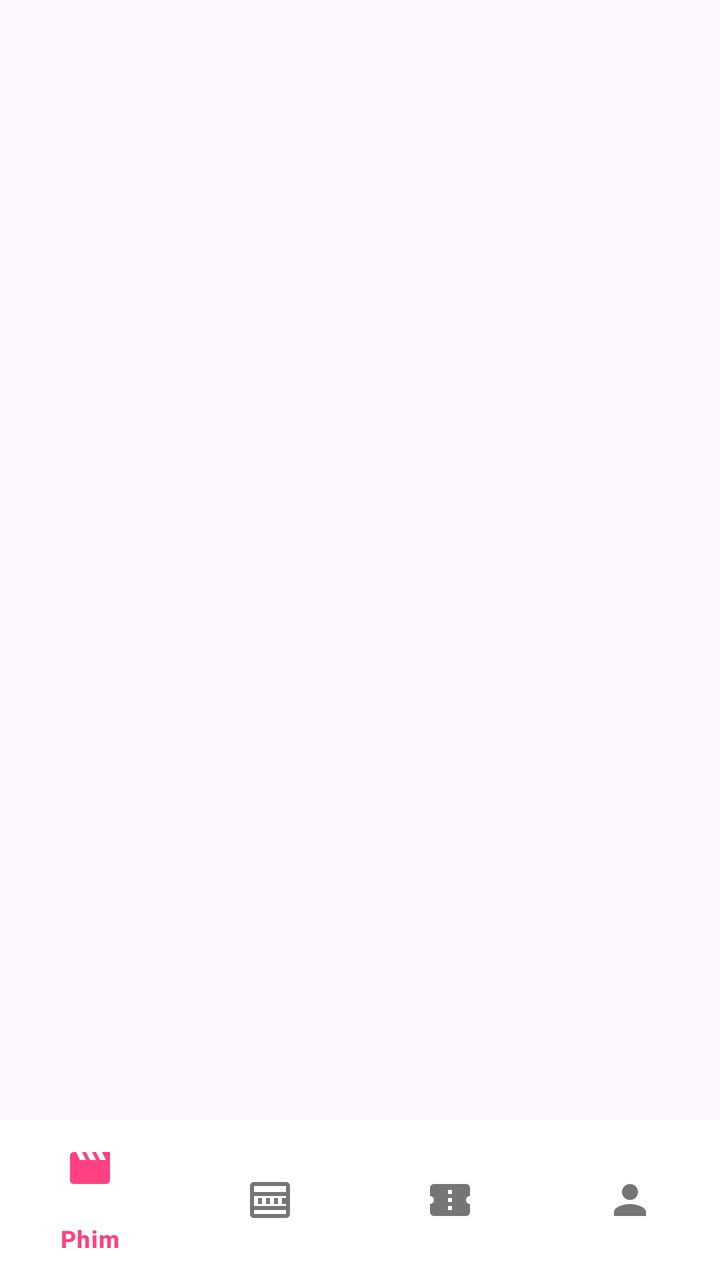
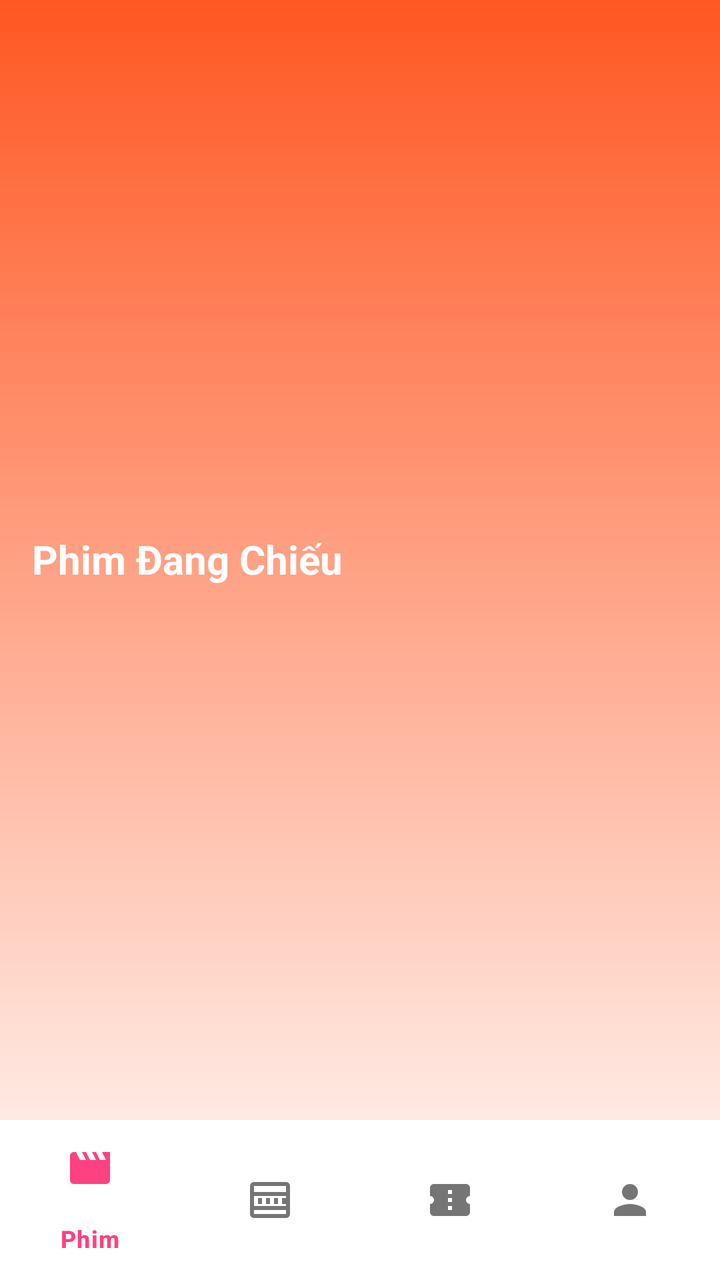

Compare the two renders of this Android layout. The source of the first and the diff that turns it into the second are given below.
<!-- AndroidManifest.xml: application theme Theme.PRM392G2MovieBookingMobileApp -->
<!-- res/layout/activity_movie_list.xml -->
<?xml version="1.0" encoding="utf-8"?>
<androidx.constraintlayout.widget.ConstraintLayout xmlns:android="http://schemas.android.com/apk/res/android"
    android:layout_width="match_parent"
    android:layout_height="match_parent"
    xmlns:app="http://schemas.android.com/apk/res-auto">

    <androidx.recyclerview.widget.RecyclerView
        android:id="@+id/recycler_view_movies"
        android:layout_width="match_parent"
        android:layout_height="0dp"
        app:layout_constraintTop_toTopOf="parent"
        app:layout_constraintBottom_toTopOf="@+id/bottom_navigation"
        app:layout_constraintStart_toStartOf="parent"
        app:layout_constraintEnd_toEndOf="parent" />

    <com.google.android.material.bottomnavigation.BottomNavigationView
        android:id="@+id/bottom_navigation"
        android:layout_width="match_parent"
        android:layout_height="wrap_content"
        android:layout_gravity="bottom"
        android:background="@color/white"
        app:itemIconTint="@drawable/bottom_nav_colors"
        app:itemTextColor="@drawable/bottom_nav_colors"
        app:layout_constraintBottom_toBottomOf="parent"
        app:layout_constraintStart_toStartOf="parent"
        app:layout_constraintEnd_toEndOf="parent"
        app:menu="@menu/bottom_navigation_menu" />

</androidx.constraintlayout.widget.ConstraintLayout>
<!-- resources referenced by this layout -->
<resources>
  <color name="white">#FFFFFFFF</color>
  <!-- drawable bottom_nav_colors (drawable) -->
  <?xml version="1.0" encoding="utf-8"?>
  <selector xmlns:android="http://schemas.android.com/apk/res/android">
      <item android:state_checked="true" android:color="@color/colorPrimary" />
      <item android:color="@color/colorInactive" />
  </selector>
  <style name="Theme.PRM392G2MovieBookingMobileApp" parent="Base.Theme.PRM392G2MovieBookingMobileApp" />
  <color name="colorPrimary">#FF4081</color>
  <color name="colorInactive">#757575</color>
  <style name="Base.Theme.PRM392G2MovieBookingMobileApp" parent="Theme.Material3.DayNight.NoActionBar">
          
          
      </style>
</resources>

<!-- the commit's change to res/layout/activity_movie_list.xml (unified diff, before → after) -->
@@ -1,18 +1,58 @@
 <?xml version="1.0" encoding="utf-8"?>
 <androidx.constraintlayout.widget.ConstraintLayout xmlns:android="http://schemas.android.com/apk/res/android"
+    xmlns:app="http://schemas.android.com/apk/res-auto"
     android:layout_width="match_parent"
     android:layout_height="match_parent"
-    xmlns:app="http://schemas.android.com/apk/res-auto">
+    android:background="@drawable/gradient_background">
 
+    
+    <androidx.viewpager2.widget.ViewPager2
+        android:id="@+id/banner_view_pager"
+        android:layout_width="match_parent"
+        android:layout_height="250dp"
+        app:layout_constraintTop_toTopOf="parent"
+        app:layout_constraintStart_toStartOf="parent"
+        app:layout_constraintEnd_toEndOf="parent" />
+
+    
+    <LinearLayout
+        android:id="@+id/banner_dots_indicator"
+        android:layout_width="wrap_content"
+        android:layout_height="wrap_content"
+        android:orientation="horizontal"
+        android:gravity="center"
+        android:layout_marginTop="8dp"
+        app:layout_constraintTop_toBottomOf="@id/banner_view_pager"
+        app:layout_constraintStart_toStartOf="parent"
+        app:layout_constraintEnd_toEndOf="parent" />
+
+    
+    <TextView
+        android:id="@+id/movies_section_title"
+        android:layout_width="match_parent"
+        android:layout_height="wrap_content"
+        android:text="Phim Đang Chiếu"
+        android:textSize="20sp"
+        android:textStyle="bold"
+        android:paddingStart="16dp"
+        android:paddingEnd="16dp"
+        android:paddingTop="8dp"
+        android:paddingBottom="8dp"
+        android:textColor="@android:color/white"
+        app:layout_constraintTop_toBottomOf="@id/banner_dots_indicator"
+        app:layout_constraintStart_toStartOf="parent" />
+
+    
     <androidx.recyclerview.widget.RecyclerView
         android:id="@+id/recycler_view_movies"
         android:layout_width="match_parent"
         android:layout_height="0dp"
-        app:layout_constraintTop_toTopOf="parent"
-        app:layout_constraintBottom_toTopOf="@+id/bottom_navigation"
+        app:layout_constraintTop_toBottomOf="@id/movies_section_title"
+        app:layout_constraintBottom_toTopOf="@id/bottom_navigation"
         app:layout_constraintStart_toStartOf="parent"
         app:layout_constraintEnd_toEndOf="parent" />
 
+    
     <com.google.android.material.bottomnavigation.BottomNavigationView
         android:id="@+id/bottom_navigation"
         android:layout_width="match_parent"
<!-- resource entries referenced after the edit -->
@@ -7,6 +7,13 @@
       <item android:state_checked="true" android:color="@color/colorPrimary" />
       <item android:color="@color/colorInactive" />
   </selector>
+  <!-- drawable gradient_background (drawable) -->
+  <shape xmlns:android="http://schemas.android.com/apk/res/android">
+      <gradient
+          android:startColor="#FF5722"
+          android:endColor="#FFFFFF"
+          android:angle="270" />
+  </shape>
   <style name="Theme.PRM392G2MovieBookingMobileApp" parent="Base.Theme.PRM392G2MovieBookingMobileApp" />
   <color name="colorPrimary">#FF4081</color>
   <color name="colorInactive">#757575</color>
